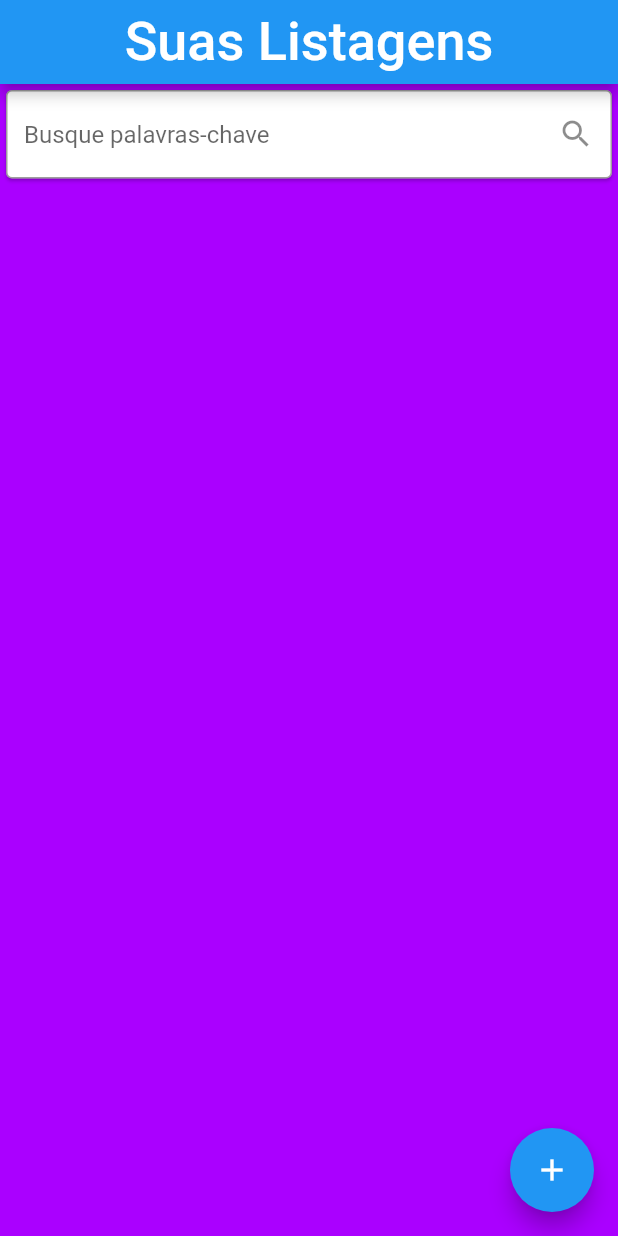
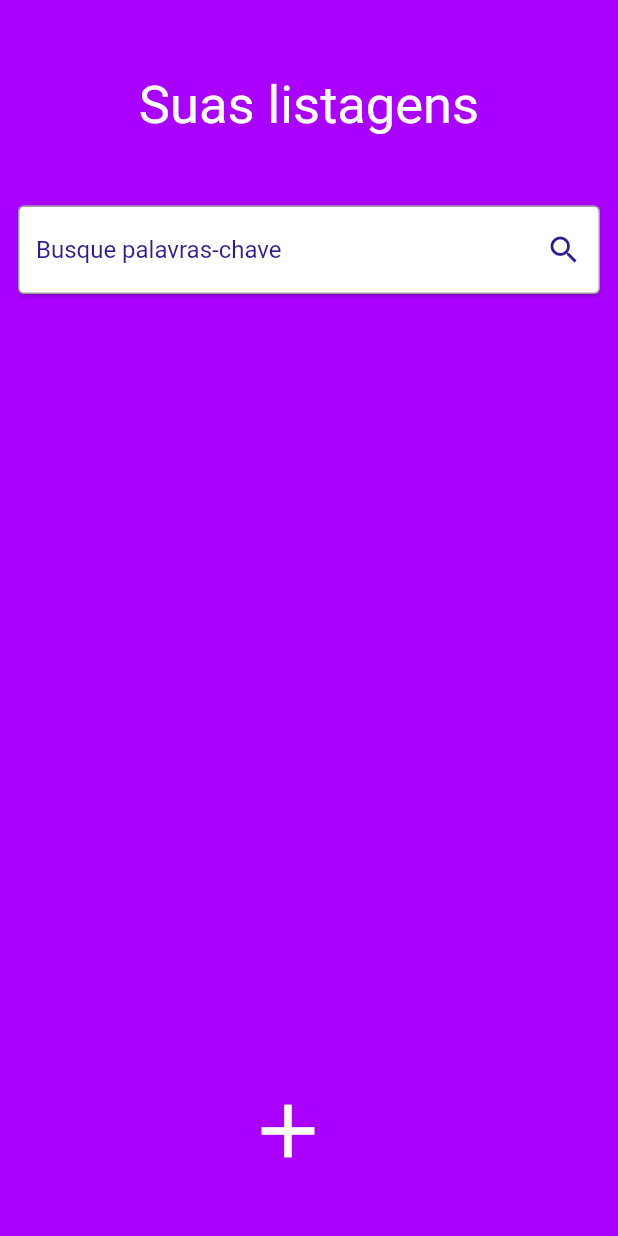
Before and after one commit to MauricioRDev/app_todo, a Flutter app: the screen it shows after launch, on a phone screen of 412 x 824 dp. Run offline on Flutter 3.47's test engine with Material 2 defaults, Android fonts, the phone set to English and light mode, and no system bars; Roboto replaces fonts that are missing (Montserrat).

Commit message:
update tela listagem

```diff
--- a/lib/pages/list_page.dart
+++ b/lib/pages/list_page.dart
@@ -15,26 +15,31 @@ class _ListaTarefasState extends State<ListaTarefas> {
   @override
   Widget build(BuildContext context) {
     return Scaffold(
-      appBar: AppBar(
-        title: Column(
-          children: const [
-            Center(
+      body: Padding(
+        padding: const EdgeInsets.all(8.0),
+        child: Column(
+          children: <Widget>[
+            const Center(
+              child: Padding(
+                padding: EdgeInsets.all(42.0),
                 child: Text(
-                'Suas Listagens',
-                style: TextStyle(color: Colors.white, fontSize: 36),
+                  'Suas listagens',
+                  style: TextStyle(
+                      color: Colors.white,
+                      fontSize: 35,
+                      fontFamily: 'Montserrat'),
                 ),
               ),
-          ],
             ),
-      ),
-      body: Column(
-        children: <Widget>[
-          const Card(
+            Card(
               child: TextField(
                 decoration: InputDecoration(
-              border: OutlineInputBorder(),
+                  border: const OutlineInputBorder(),
                   hintText: 'Busque palavras-chave',
-              suffixIcon: Icon(Icons.search)),
+                  hintStyle: TextStyle(color: Colors.deepPurple.shade900),
+                  suffixIcon: const Icon(Icons.search),
+                  suffixIconColor: Colors.deepPurple.shade900,
+                ),
               ),
             ),
             Expanded(
@@ -51,8 +56,16 @@ class _ListaTarefasState extends State<ListaTarefas> {
             )
           ],
         ),
-      floatingActionButton: FloatingActionButton(
-        child: const Icon(Icons.add),
+      ),
+      floatingActionButton: Center(
+        heightFactor: 2,
+        child: FloatingActionButton(
+          elevation: 0,
+          backgroundColor: Colors.purpleAccent[700],
+          child: const Icon(
+            Icons.add,
+            size: 60,
+          ),
           onPressed: () {
             final Future<Tarefa?> future =
                 Navigator.push(context, MaterialPageRoute(builder: (context) {
@@ -70,6 +83,7 @@ class _ListaTarefasState extends State<ListaTarefas> {
               });
             });
           },
+        ),
       ),
     );
   }
@@ -91,6 +105,7 @@ class ItemTarefa extends StatelessWidget {
     return Padding(
         padding: const EdgeInsets.all(10.0),
         child: Card(
+          color: const Color.fromARGB(255, 207, 235, 209),
           child: Padding(
             padding: const EdgeInsets.all(10.0),
             child: Row(
@@ -99,13 +114,19 @@ class ItemTarefa extends StatelessWidget {
                     child: Column(
                   crossAxisAlignment: CrossAxisAlignment.start,
                   children: [
-                    Text('${_tarefa.nomeTarefa}',),
-                    Text('${_tarefa.tarefa}'),
+                    Text(
+                      '${_tarefa.nomeTarefa}',
+                      style: TextStyle(
+                        fontSize: 16,
+                        fontWeight: FontWeight.bold, color: Colors.deepPurple.shade900
+                      ),
+                    ),
+                    Text('${_tarefa.tarefa}', style: TextStyle(color: Colors.deepPurple.shade900),),
                   ],
                 )),
                 IconButton(
                     onPressed: () => _delete(context, tarefa),
-                    icon: const Icon(Icons.delete, color: Colors.red))
+                    icon: Icon(Icons.delete, color: Colors.deepPurple.shade900))
               ],
             ),
           ),
@@ -123,14 +144,14 @@ class ItemTarefa extends StatelessWidget {
               child: Column(
                 mainAxisSize: MainAxisSize.min,
                 children: [
-                  Text('Deseja deletar o todo: ${tarefa.tarefa?.title}?'),
+                  const Text('Deseja deletar o todo?'),
                   Row(
                     mainAxisSize: MainAxisSize.min,
                     children: [
                       ElevatedButton(
-                          onPressed: () {}, child: const Text('Não')),
+                          onPressed: () {}, child: const Text('Cancelar')),
                       ElevatedButton(
-                          onPressed: () {}, child: const Text('Sim')),
+                          onPressed: () {}, child: const Text('Confirmar')),
                     ],
                   )
                 ],
```
Also changed, not shown: pubspec.yaml (+4 -6 lines), assets/fonts/Montserrat/Montserrat.ttf (added), 1 other file. Lines whose indentation alone changed are shown as unchanged.
